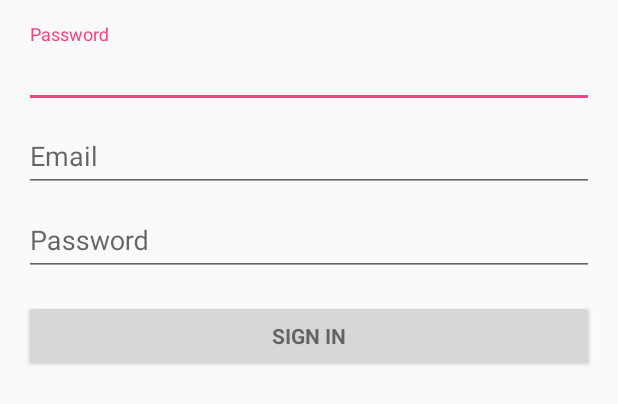
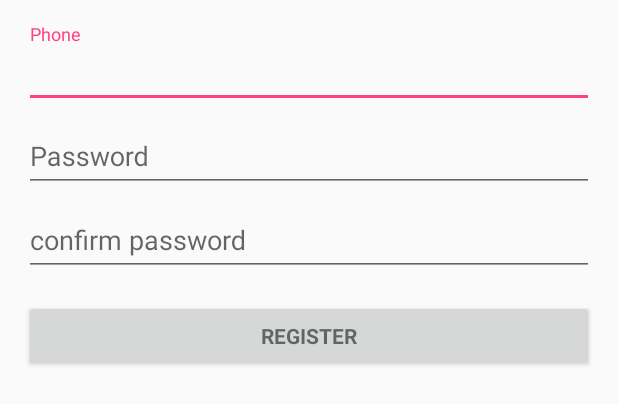
Before and after one commit to ppzflpp/Ta, an Android app: the layout activity_register.xml on its own in the app's theme, with its tools: preview values and no code run, on a phone screen of 412 x 824 dp. Shown: the top 404 px of the screen. Run offline under Robolectric (Android 15) with nearby library versions, the phone set to English and light mode, and no system bars.

Commit message:
更新代码

```diff
--- a/app/src/main/AndroidManifest.xml
+++ b/app/src/main/AndroidManifest.xml
@@ -30,6 +30,10 @@
         <activity
             android:name=".activity.LoginActivity"
             android:label="@string/title_activity_login" />
+        <activity
+            android:name=".activity.RegisterActivity"
+            android:label="@string/title_activity_register" />
+
         <activity android:name=".activity.DetailActivity" />
         <activity android:name=".activity.AboutActivity" />
         <activity android:name=".activity.FeedbackActivity" />
--- a/app/src/main/java/com/dragon/ta/MainApplication.java
+++ b/app/src/main/java/com/dragon/ta/MainApplication.java
@@ -48,6 +48,11 @@ public class MainApplication extends Application {
         mUser = user;
     }
 
+    public void logout(){
+        mUser.setIsLogin(false);
+        refleshUI();
+    }
+
     public void refleshUI(){
         for(DataChangeListener listener : mDataChangesListenerList){
             listener.onDataChange();
--- a/app/src/main/java/com/dragon/ta/manager/DataManager.java
+++ b/app/src/main/java/com/dragon/ta/manager/DataManager.java
@@ -39,6 +39,11 @@ public class DataManager {
         if (!force && mGoodsList != null && mGoodsList.size() > 0) {
             handler.sendEmptyMessage(MSG_LOAD_DATA_SUCCESS);
         }
+
+        if(mGoodsList != null) {
+            mGoodsList.clear();
+        }
+
         loadData(handler);
     }
 
--- a/app/src/main/res/layout/activity_profile.xml
+++ b/app/src/main/res/layout/activity_profile.xml
@@ -102,4 +102,10 @@
             android:text="@string/none"/>
     </RelativeLayout>
 
+    <Button
+        android:id="@+id/sign_out"
+        android:layout_width="match_parent"
+        android:layout_height="wrap_content"
+        android:text="@string/action_sign_out"/>
+
 </LinearLayout>
--- a/app/src/main/res/layout/activity_register.xml
+++ b/app/src/main/res/layout/activity_register.xml
@@ -8,11 +8,11 @@
     android:paddingLeft="@dimen/activity_horizontal_margin"
     android:paddingRight="@dimen/activity_horizontal_margin"
     android:paddingTop="@dimen/activity_vertical_margin"
-    tools:context="com.dragon.ta.activity.LoginActivity">
+    tools:context="com.dragon.ta.activity.RegisterActivity">
 
     <!-- Login progress -->
     <ProgressBar
-        android:id="@+id/login_progress"
+        android:id="@+id/register_progress"
         style="?android:attr/progressBarStyleLarge"
         android:layout_width="wrap_content"
         android:layout_height="wrap_content"
@@ -20,12 +20,12 @@
         android:visibility="gone" />
 
     <ScrollView
-        android:id="@+id/login_form"
+        android:id="@+id/register_form"
         android:layout_width="match_parent"
         android:layout_height="match_parent">
 
         <LinearLayout
-            android:id="@+id/email_login_form"
+            android:id="@+id/phone_register_form"
             android:layout_width="match_parent"
             android:layout_height="wrap_content"
             android:orientation="vertical">
@@ -38,11 +38,10 @@
                     android:id="@+id/phone"
                     android:layout_width="match_parent"
                     android:layout_height="wrap_content"
-                android:hint="@string/prompt_password"
-                android:imeActionId="@+id/login"
-                android:imeActionLabel="@string/action_sign_in_short"
+                    android:hint="@string/prompt_phone"
+                    android:imeActionId="@+id/register"
+                    android:imeActionLabel="@string/action_register"
                     android:imeOptions="actionUnspecified"
-                android:inputType="textPassword"
                     android:maxLines="1"
                     android:singleLine="true" />
             </android.support.design.widget.TextInputLayout>
@@ -52,11 +51,11 @@
                 android:layout_height="wrap_content">
 
                 <AutoCompleteTextView
-                    android:id="@+id/email"
+                    android:id="@+id/register_password"
                     android:layout_width="match_parent"
                     android:layout_height="wrap_content"
-                    android:hint="@string/prompt_email"
-                    android:inputType="textEmailAddress"
+                    android:hint="@string/prompt_password"
+                    android:inputType="textPassword"
                     android:maxLines="1"
                     android:singleLine="true" />
 
@@ -67,12 +66,12 @@
                 android:layout_height="wrap_content">
 
                 <EditText
-                    android:id="@+id/password"
+                    android:id="@+id/register_confirm_password"
                     android:layout_width="match_parent"
                     android:layout_height="wrap_content"
-                    android:hint="@string/prompt_password"
-                    android:imeActionId="@+id/login"
-                    android:imeActionLabel="@string/action_sign_in_short"
+                    android:hint="@string/prompt_confirm_password"
+                    android:imeActionId="@+id/register"
+                    android:imeActionLabel="@string/action_register"
                     android:imeOptions="actionUnspecified"
                     android:inputType="textPassword"
                     android:maxLines="1"
@@ -81,12 +80,12 @@
             </android.support.design.widget.TextInputLayout>
 
             <Button
-                android:id="@+id/email_sign_in_button"
+                android:id="@+id/activity_register_button"
                 style="?android:textAppearanceSmall"
                 android:layout_width="match_parent"
                 android:layout_height="wrap_content"
                 android:layout_marginTop="16dp"
-                android:text="@string/action_sign_in"
+                android:text="@string/action_register"
                 android:textStyle="bold" />
 
         </LinearLayout>
--- a/app/src/main/res/values/strings.xml
+++ b/app/src/main/res/values/strings.xml
@@ -6,20 +6,24 @@
 
     <string name="action_settings">Settings</string>
     <string name="title_activity_login">Sign in</string>
+    <string name="title_activity_register">Register</string>
 
     <string name="user_name">UserName</string>
 
     <!-- Strings related to login -->
     <string name="prompt_email">Email</string>
     <string name="prompt_password">Password </string>
+    <string name="prompt_confirm_password">confirm password</string>
     <string name="prompt_phone">Phone</string>
     <string name="action_sign_in">Sign in</string>
+    <string name="action_sign_out">Sign out</string>
     <string name="action_register">Register</string>
 
     <string name="action_sign_in_short">Sign in</string>
     <string name="error_invalid_email">This email address is invalid</string>
     <string name="error_invalid_phone">This phone is invalid</string>
     <string name="error_invalid_password">This password is too short</string>
+    <string name="error_not_same_password">Password not same</string>
     <string name="error_incorrect_password">This password is incorrect</string>
     <string name="error_field_required">This field is required</string>
     <string name="permission_rationale">"Contacts permissions are needed for providing email
@@ -74,4 +78,6 @@
     <string name="save">Save</string>
     <string name="prompt_address">address</string>
     <string name="prompt_zone_code">zone code</string>
+    <string name="refreshing">Refreshing</string>
+    <string name="refreshed">Refreshed</string>
 </resources>
```
Also changed, not shown: app/src/main/java/com/dragon/ta/activity/LoginActivity.java (+7 -15 lines), app/src/main/java/com/dragon/ta/activity/MainActivity.java (+14 -6 lines), app/src/main/java/com/dragon/ta/activity/ProfileActivity.java (+13 -0 lines), app/src/main/java/com/dragon/ta/activity/RegisterActivity.java (+92 -102 lines), app/src/main/java/com/dragon/ta/fragment/HomeFragment.java (+33 -2 lines), app/src/main/res/layout/home_fragment_list.xml (+7 -1 lines). Lines whose indentation alone changed are shown as unchanged.
